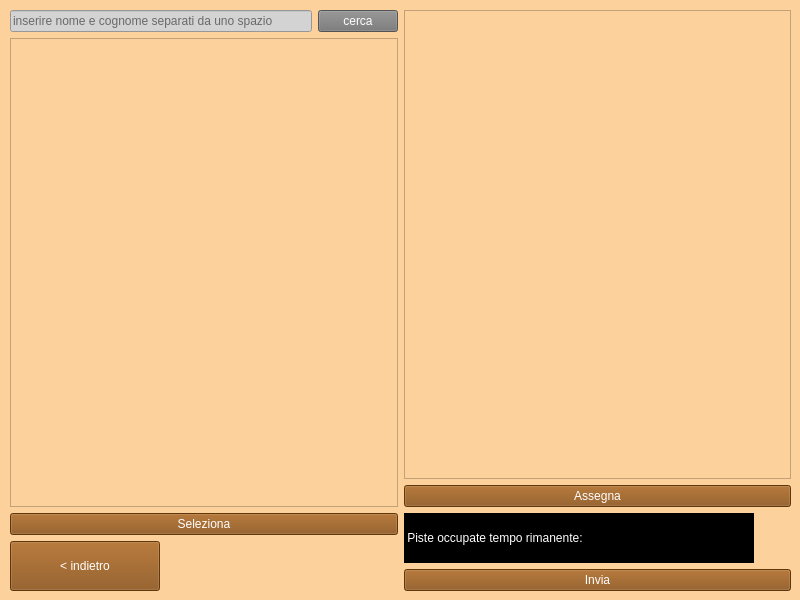
ManuelMarrone/GestioneBowling, file Dipendente/view/gestionePartite.ui: the form before one commit.
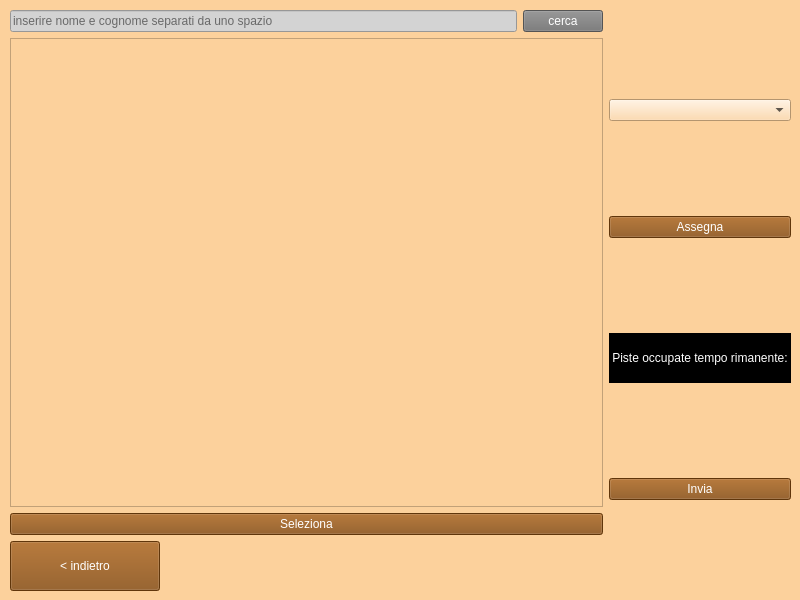
The form after the commit.

Commit message: correzione grafica definitiva del mockup gestione partite e del layout dei clienti

The edit to the form file:
```diff
--- a/Dipendente/view/gestionePartite.ui
+++ b/Dipendente/view/gestionePartite.ui
@@ -77,7 +77,7 @@
        </layout>
       </item>
       <item>
-       <widget class="QListView" name="listView"/>
+       <widget class="QListWidget" name="clientiList"/>
       </item>
       <item>
        <widget class="QPushButton" name="selezionaButton">
@@ -292,11 +292,7 @@
        <enum>QLayout::SetFixedSize</enum>
       </property>
       <item>
-       <widget class="QListWidget" name="clientiList">
-        <property name="dragEnabled">
-         <bool>false</bool>
-        </property>
-       </widget>
+       <widget class="QComboBox" name="PisteBox"/>
       </item>
       <item>
        <widget class="QPushButton" name="assegnaButton">
```
The commit also changes 4 other files.
